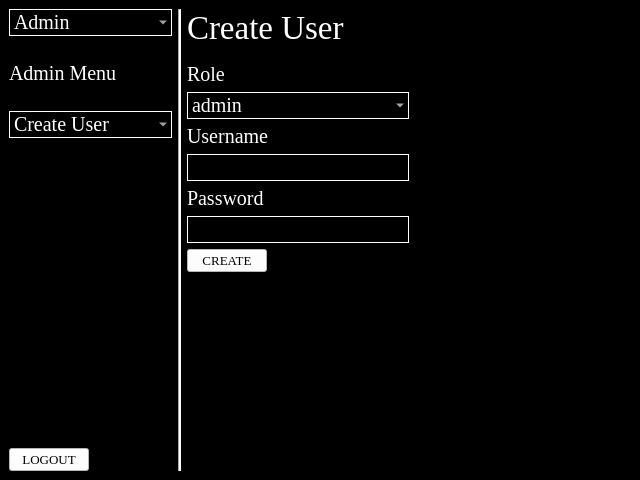
Above: admin_page/create_user/create_user.ui from siahaanabrahams/desktop_app before the change. Below: the same form after it.
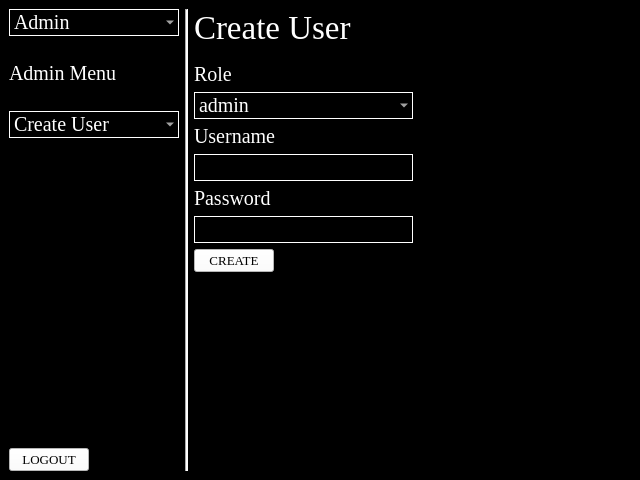
That is the form after the change.

Commit message: fix: make sidebar width consistent accross all pages

```diff
--- a/admin_page/create_user/create_user.ui
+++ b/admin_page/create_user/create_user.ui
@@ -239,6 +239,7 @@
     color: white;
     background-color: black;
     border: 1px solid white; 
+	width: 150px;
 }
 
 QComboBox QAbstractItemView {
```
The commit also changes 9 other files.
